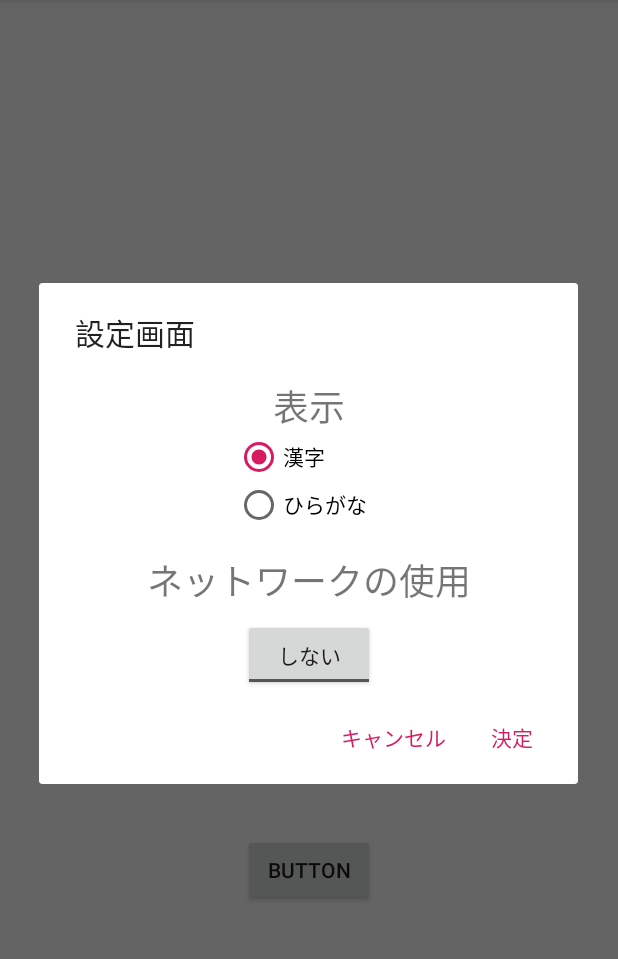
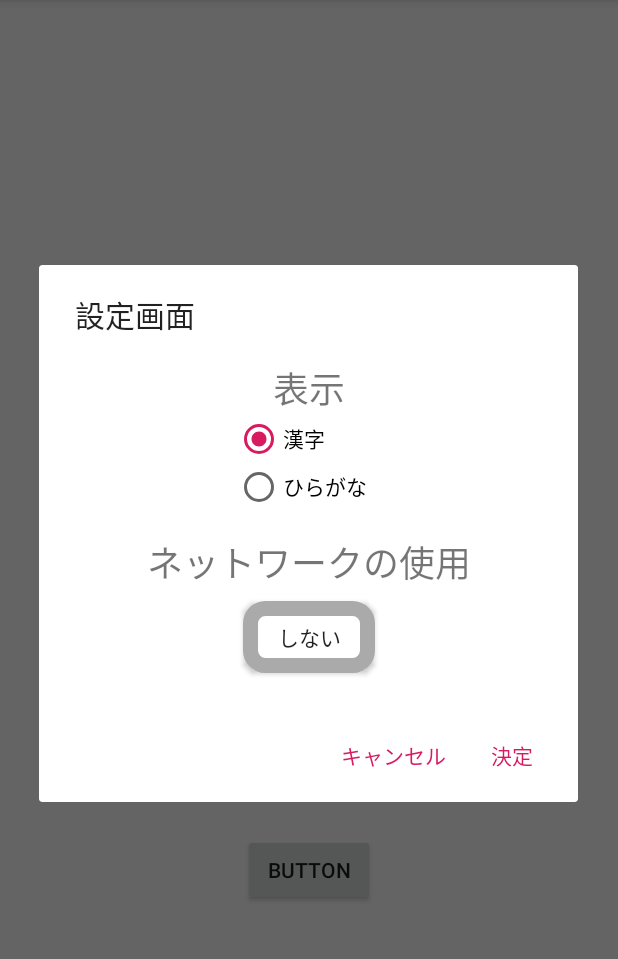
Before and after one commit to Bluewind12/Weather_Geta, an Android app: the screen it shows after launch (MainActivity), after a tap on "設定", on a phone screen of 412 x 824 dp, the part 84-1043 px from its top. Run offline under Robolectric (Android 15) with nearby library versions, the phone set to English and light mode, and no system bars.

Commit message:
設定画面のレイアウトデザインの見直し トグルボタン

```diff
--- /dev/null
+++ b/app/src/main/res/drawable/toggle_button_back.xml
@@ -0,0 +1,7 @@
+<?xml version="1.0" encoding="utf-8"?>
+<selector xmlns:android="http://schemas.android.com/apk/res/android">
+    <item android:state_checked="true"
+          android:drawable="@drawable/toggle_button_back_on"/>
+    <item android:state_checked="false"
+          android:drawable="@drawable/toggle_button_back_off"/>
+</selector>
--- /dev/null
+++ b/app/src/main/res/drawable/toggle_button_back_off.xml
@@ -0,0 +1,11 @@
+<?xml version="1.0" encoding="utf-8"?>
+<shape xmlns:android="http://schemas.android.com/apk/res/android"
+       android:shape="rectangle">
+    <solid android:color="#ffffff"/>
+
+    <corners android:radius="10sp"/>
+
+    <stroke
+            android:color="#aaaaaa"
+            android:width="10sp"/>
+</shape>
--- /dev/null
+++ b/app/src/main/res/drawable/toggle_button_back_on.xml
@@ -0,0 +1,11 @@
+<?xml version="1.0" encoding="utf-8"?>
+<shape xmlns:android="http://schemas.android.com/apk/res/android"
+       android:shape="rectangle">
+    <solid android:color="#ffffff"/>
+
+    <corners android:radius="10sp"/>
+
+    <stroke
+            android:color="#7777ff"
+            android:width="10sp"/>
+</shape>
--- a/app/src/main/res/layout/setting_layout.xml
+++ b/app/src/main/res/layout/setting_layout.xml
@@ -48,7 +48,14 @@
             android:layout_height="wrap_content"
             app:layout_constraintStart_toStartOf="@+id/settingTextView2"
             app:layout_constraintEnd_toEndOf="@+id/settingTextView2"
+            android:background="@drawable/toggle_button_back"
             android:id="@+id/settingToggleButton" android:layout_marginTop="8dp"
             app:layout_constraintTop_toBottomOf="@+id/settingTextView2" android:textOff="@string/setting_net_off"
             android:textOn="@string/setting_net_on" android:textAllCaps="true"/>
+    <Space
+            android:layout_width="wrap_content"
+            android:layout_height="wrap_content"
+            app:layout_constraintStart_toStartOf="parent"
+            app:layout_constraintEnd_toEndOf="parent" android:layout_marginTop="24dp"
+            app:layout_constraintTop_toBottomOf="@+id/settingToggleButton"/>
 </android.support.constraint.ConstraintLayout>
```
